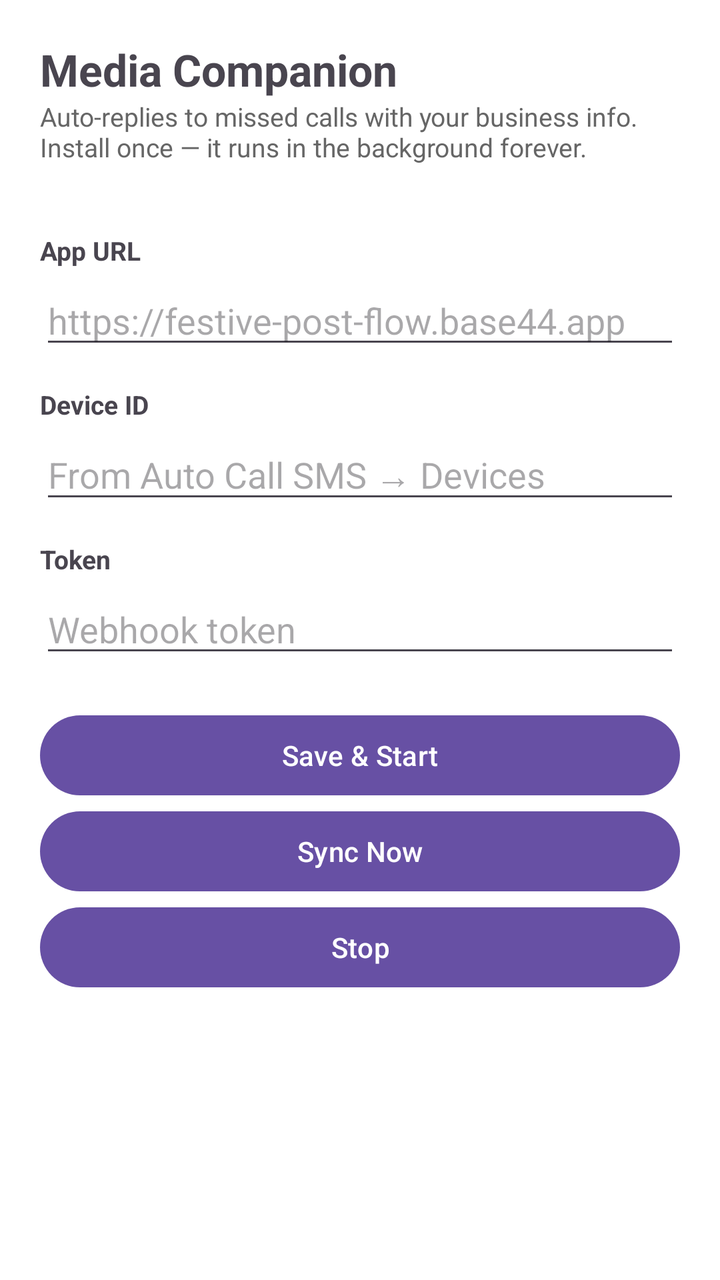
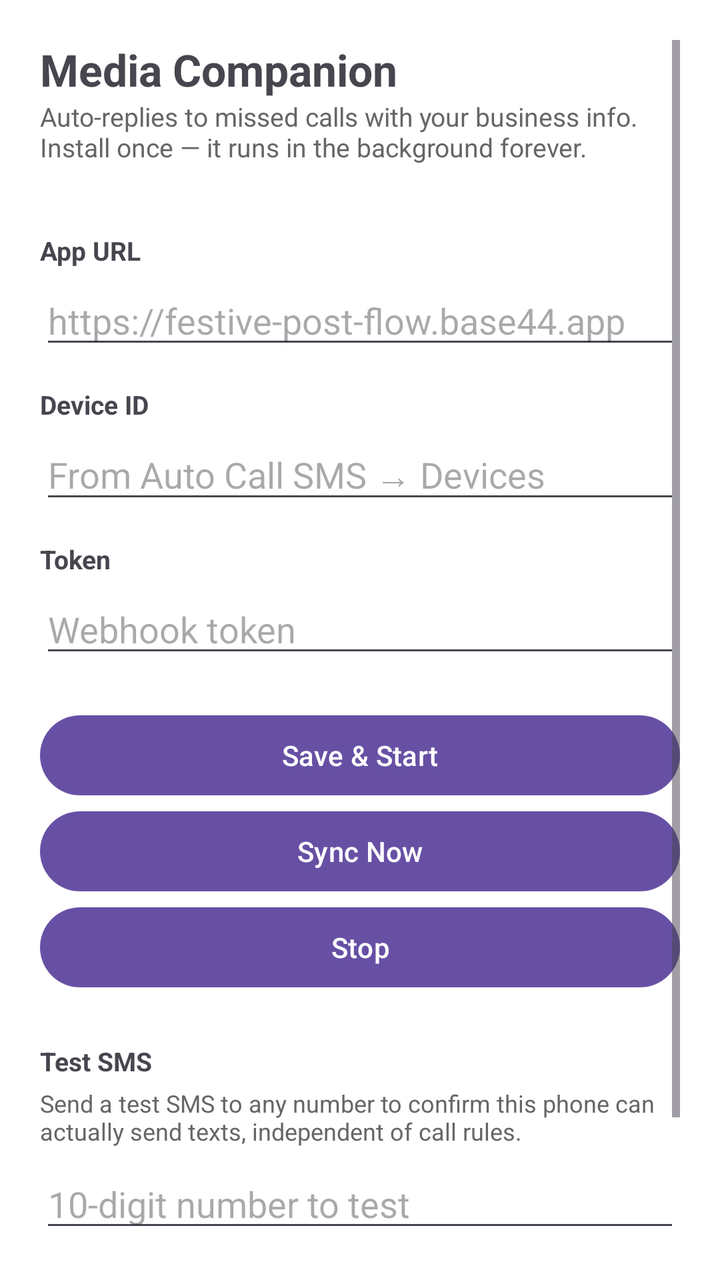

Compare the two renders of this Android layout. The source of the first and the diff that turns it into the second are given below.
<!-- AndroidManifest.xml: application theme Theme.Material3.DayNight -->
<!-- res/layout/activity_main.xml -->
<?xml version="1.0" encoding="utf-8"?>
<ScrollView xmlns:android="http://schemas.android.com/apk/res/android"
    android:layout_width="match_parent"
    android:layout_height="match_parent"
    android:padding="20dp"
    android:background="#FFFFFF">

    <LinearLayout
        android:orientation="vertical"
        android:layout_width="match_parent"
        android:layout_height="wrap_content">

        <TextView
            android:layout_width="wrap_content"
            android:layout_height="wrap_content"
            android:text="Media Companion"
            android:textSize="22sp"
            android:textStyle="bold" />

        <TextView
            android:layout_width="match_parent"
            android:layout_height="wrap_content"
            android:layout_marginBottom="20dp"
            android:text="Auto-replies to missed calls with your business info. Install once — it runs in the background forever."
            android:textSize="13sp"
            android:textColor="#666666" />

        <TextView android:text="App URL"
            android:layout_marginTop="14dp" android:layout_marginBottom="4dp"
            android:textStyle="bold" android:textSize="13sp"
            android:layout_width="wrap_content" android:layout_height="wrap_content" />
        <EditText android:id="@+id/etBaseUrl"
            android:layout_width="match_parent" android:layout_height="wrap_content"
            android:inputType="textUri"
            android:hint="https://festive-post-flow.base44.app" />

        <TextView android:text="Device ID"
            android:layout_marginTop="14dp" android:layout_marginBottom="4dp"
            android:textStyle="bold" android:textSize="13sp"
            android:layout_width="wrap_content" android:layout_height="wrap_content" />
        <EditText android:id="@+id/etDeviceId"
            android:layout_width="match_parent" android:layout_height="wrap_content"
            android:hint="From Auto Call SMS → Devices" />

        <TextView android:text="Token"
            android:layout_marginTop="14dp" android:layout_marginBottom="4dp"
            android:textStyle="bold" android:textSize="13sp"
            android:layout_width="wrap_content" android:layout_height="wrap_content" />
        <EditText android:id="@+id/etToken"
            android:layout_width="match_parent" android:layout_height="wrap_content"
            android:hint="Webhook token" />

        <Button android:id="@+id/btnSave"
            android:layout_width="match_parent" android:layout_height="wrap_content"
            android:layout_marginTop="20dp"
            android:text="Save &amp; Start" />

        <Button android:id="@+id/btnSync"
            android:layout_width="match_parent" android:layout_height="wrap_content"
            android:text="Sync Now" />

        <Button android:id="@+id/btnStop"
            android:layout_width="match_parent" android:layout_height="wrap_content"
            android:text="Stop" />

        <TextView android:id="@+id/tvStatus"
            android:layout_width="match_parent" android:layout_height="wrap_content"
            android:layout_marginTop="16dp"
            android:textSize="13sp"
            android:textColor="#1A4545" />
    </LinearLayout>
</ScrollView>
<!-- resources referenced by this layout -->
<resources>

</resources>

<!-- the commit's change to res/layout/activity_main.xml (unified diff, before → after) -->
@@ -63,6 +63,24 @@
             android:layout_width="match_parent" android:layout_height="wrap_content"
             android:text="Stop" />
 
+        <TextView android:text="Test SMS"
+            android:layout_marginTop="24dp" android:layout_marginBottom="4dp"
+            android:textStyle="bold" android:textSize="13sp"
+            android:layout_width="wrap_content" android:layout_height="wrap_content" />
+        <TextView
+            android:layout_width="match_parent" android:layout_height="wrap_content"
+            android:layout_marginBottom="6dp"
+            android:text="Send a test SMS to any number to confirm this phone can actually send texts, independent of call rules."
+            android:textSize="12sp" android:textColor="#666666" />
+        <EditText android:id="@+id/etTestNumber"
+            android:layout_width="match_parent" android:layout_height="wrap_content"
+            android:inputType="phone"
+            android:hint="10-digit number to test" />
+        <Button android:id="@+id/btnTestSms"
+            android:layout_width="match_parent" android:layout_height="wrap_content"
+            android:layout_marginTop="10dp"
+            android:text="Send Test SMS" />
+
         <TextView android:id="@+id/tvStatus"
             android:layout_width="match_parent" android:layout_height="wrap_content"
             android:layout_marginTop="16dp"
